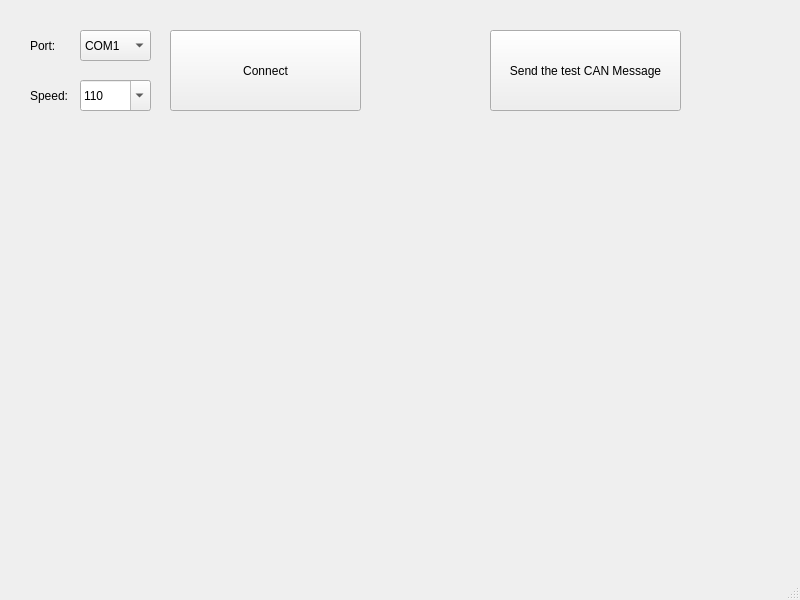
Before: the Qt Designer form MainWindow.ui in yjod22/OBDScanner, drawn with Qt 5.
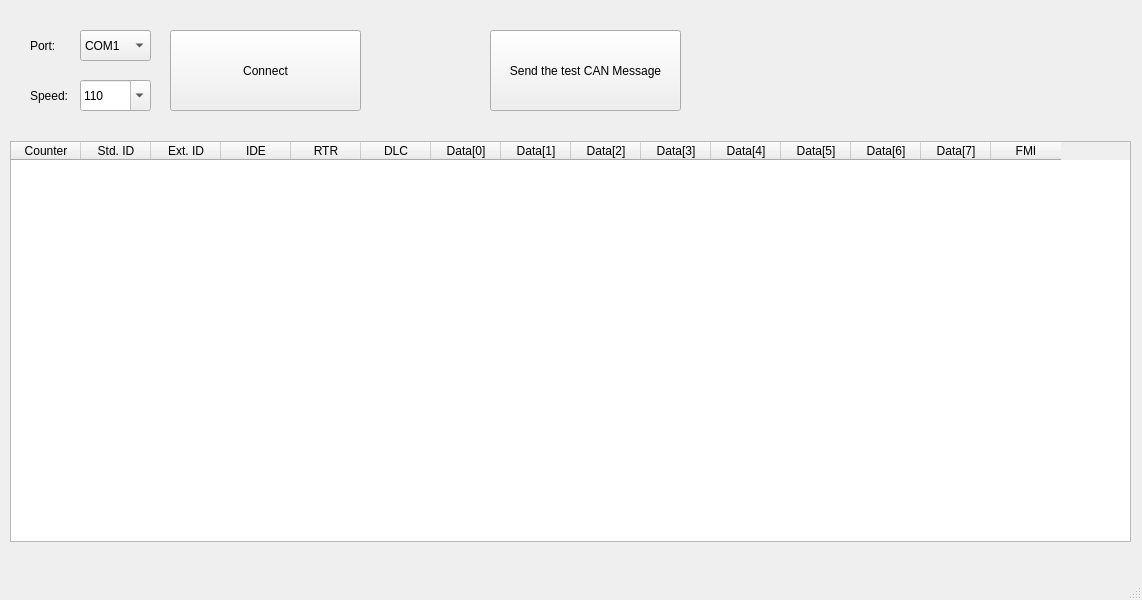
After: the same form once the commit is applied.

Commit message: display messages in the table

```diff
--- a/MainWindow.ui
+++ b/MainWindow.ui
@@ -6,7 +6,7 @@
    <rect>
     <x>0</x>
     <y>0</y>
-    <width>800</width>
+    <width>1142</width>
     <height>600</height>
    </rect>
   </property>
@@ -215,6 +215,97 @@
      <string>Speed:</string>
     </property>
    </widget>
+   <widget class="QTableWidget" name="tableWidget">
+    <property name="geometry">
+     <rect>
+      <x>10</x>
+      <y>141</y>
+      <width>1121</width>
+      <height>401</height>
+     </rect>
+    </property>
+    <attribute name="horizontalHeaderMinimumSectionSize">
+     <number>34</number>
+    </attribute>
+    <attribute name="horizontalHeaderDefaultSectionSize">
+     <number>70</number>
+    </attribute>
+    <column>
+     <property name="text">
+      <string>Counter</string>
+     </property>
+    </column>
+    <column>
+     <property name="text">
+      <string>Std. ID</string>
+     </property>
+    </column>
+    <column>
+     <property name="text">
+      <string>Ext. ID</string>
+     </property>
+    </column>
+    <column>
+     <property name="text">
+      <string>IDE</string>
+     </property>
+    </column>
+    <column>
+     <property name="text">
+      <string>RTR</string>
+     </property>
+    </column>
+    <column>
+     <property name="text">
+      <string>DLC</string>
+     </property>
+    </column>
+    <column>
+     <property name="text">
+      <string>Data[0]</string>
+     </property>
+    </column>
+    <column>
+     <property name="text">
+      <string>Data[1]</string>
+     </property>
+    </column>
+    <column>
+     <property name="text">
+      <string>Data[2]</string>
+     </property>
+    </column>
+    <column>
+     <property name="text">
+      <string>Data[3]</string>
+     </property>
+    </column>
+    <column>
+     <property name="text">
+      <string>Data[4]</string>
+     </property>
+    </column>
+    <column>
+     <property name="text">
+      <string>Data[5]</string>
+     </property>
+    </column>
+    <column>
+     <property name="text">
+      <string>Data[6]</string>
+     </property>
+    </column>
+    <column>
+     <property name="text">
+      <string>Data[7]</string>
+     </property>
+    </column>
+    <column>
+     <property name="text">
+      <string>FMI</string>
+     </property>
+    </column>
+   </widget>
   </widget>
   <widget class="QMenuBar" name="menubar">
    <property name="geometry">
```
Left out of the diff: 4 changed lines with no effect on the pictures. The commit also changes 1 other file.
